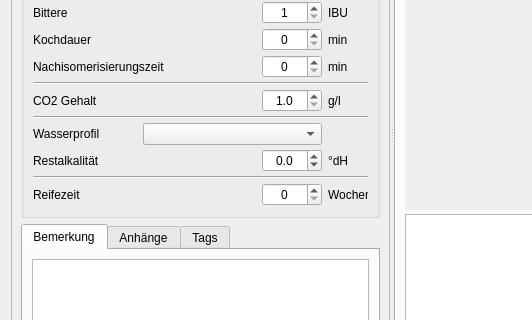
Old version of the form kleiner-brauhelfer/tabrezept.ui in the repository kleiner-brauhelfer/kleiner-brauhelfer-2; both pictures show x 0 to 532 and y 224 to 544 of the 1086 by 714 pixel window.
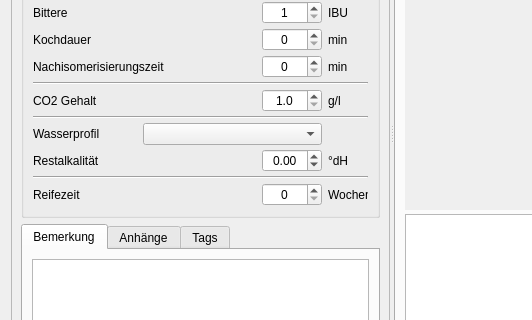
New version of the form. Custom widgets are drawn as their Qt base class.

The edit to the form file:
```diff
--- a/kleiner-brauhelfer/tabrezept.ui
+++ b/kleiner-brauhelfer/tabrezept.ui
@@ -299,7 +299,7 @@
               <set>Qt::AlignCenter</set>
              </property>
              <property name="decimals">
-              <number>1</number>
+              <number>2</number>
              </property>
              <property name="minimum">
               <double>-9999.000000000000000</double>
```
Left out of the diff: 4 changed lines with no effect on the pictures.
